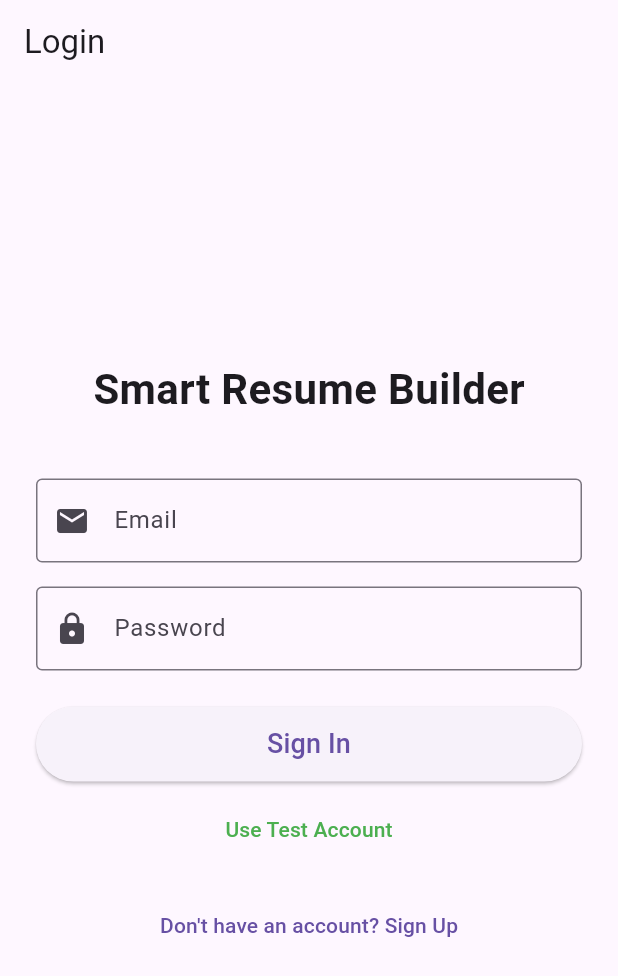
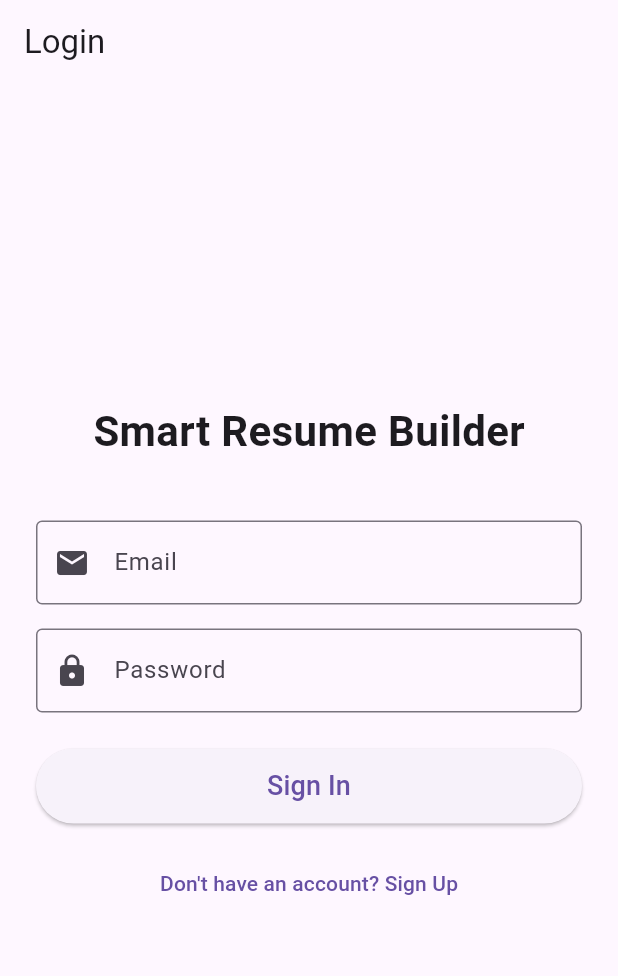
Before and after one commit to withshafan/smart_resume_builder, a Flutter app: the screen it shows after launch, on a phone screen of 412 x 824 dp. Shown: the top 976 px of the screen. Run offline on Flutter 3.47's test engine with Material 3 defaults, Android fonts, the phone set to English and light mode, and no system bars; our stand-ins replace cloud_firestore, firebase_auth, firebase_core, pdf, printing; accounts and stored records are empty.

Commit message:
security: gate test account button behind kDebugMode

```diff
--- a/lib/screens/login_screen.dart
+++ b/lib/screens/login_screen.dart
@@ -1,3 +1,4 @@
+import 'package:flutter/foundation.dart';
 import 'package:flutter/material.dart';
 import 'package:firebase_auth/firebase_auth.dart';
 
@@ -89,6 +90,7 @@ class _LoginScreenState extends State<LoginScreen> {
                       minimumSize: Size(double.infinity, 50),
                     ),
                   ),
+            if (kDebugMode) ...[
               const SizedBox(height: 8),
               TextButton(
                 onPressed: () {
@@ -96,8 +98,9 @@ class _LoginScreenState extends State<LoginScreen> {
                   _passwordController.text = '123456';
                   _signIn();
                 },
-              child: const Text('Use Test Account', style: TextStyle(color: Colors.green)),
+                child: const Text('Use Test Account (Debug Only)', style: TextStyle(color: Colors.green)),
               ),
+            ],
             const SizedBox(height: 16),
             TextButton(
               onPressed: () {
```
Lines whose indentation alone changed are shown as unchanged.
